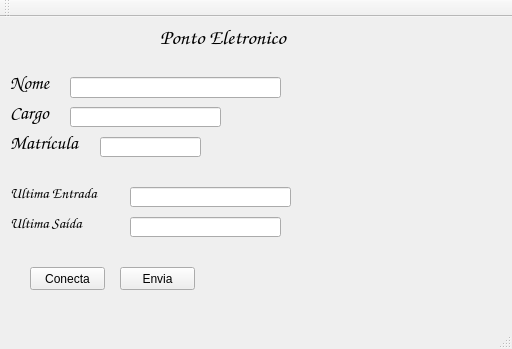
Before: the Qt Designer form Qt_T3/mainwindow.ui in RodrigoLorenzzonBasso/T3_Perifericos, drawn with Qt 5.
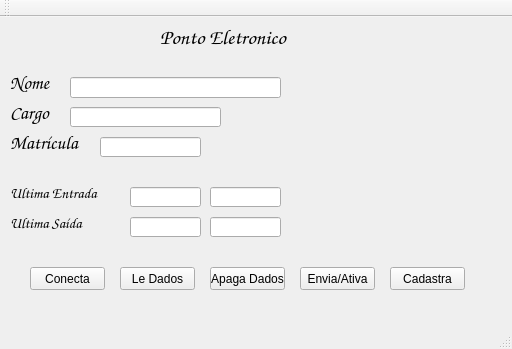
After: the same form once the commit is applied.

Diff of the .ui file:
```diff
--- a/Qt_T3/mainwindow.ui
+++ b/Qt_T3/mainwindow.ui
@@ -37,20 +37,7 @@
      </rect>
     </property>
    </widget>
-   <widget class="QPushButton" name="botaoEnvia">
-    <property name="geometry">
-     <rect>
-      <x>120</x>
-      <y>250</y>
-      <width>75</width>
-      <height>23</height>
-     </rect>
-    </property>
-    <property name="text">
-     <string>Envia</string>
-    </property>
-   </widget>
-   <widget class="QLineEdit" name="recebe">
+   <widget class="QLineEdit" name="cargo">
     <property name="geometry">
      <rect>
       <x>70</x>
@@ -206,7 +193,7 @@
      <rect>
       <x>130</x>
       <y>170</y>
-      <width>161</width>
+      <width>71</width>
       <height>20</height>
      </rect>
     </property>
@@ -216,11 +203,83 @@
      <rect>
       <x>130</x>
       <y>200</y>
-      <width>151</width>
+      <width>71</width>
       <height>20</height>
      </rect>
     </property>
    </widget>
+   <widget class="QLineEdit" name="data_entrada">
+    <property name="geometry">
+     <rect>
+      <x>210</x>
+      <y>170</y>
+      <width>71</width>
+      <height>20</height>
+     </rect>
+    </property>
+   </widget>
+   <widget class="QLineEdit" name="data_saida">
+    <property name="geometry">
+     <rect>
+      <x>210</x>
+      <y>200</y>
+      <width>71</width>
+      <height>20</height>
+     </rect>
+    </property>
+   </widget>
+   <widget class="QPushButton" name="botaoLeDados">
+    <property name="geometry">
+     <rect>
+      <x>120</x>
+      <y>250</y>
+      <width>75</width>
+      <height>23</height>
+     </rect>
+    </property>
+    <property name="text">
+     <string>Le Dados</string>
+    </property>
+   </widget>
+   <widget class="QPushButton" name="botaoApagaDados">
+    <property name="geometry">
+     <rect>
+      <x>210</x>
+      <y>250</y>
+      <width>75</width>
+      <height>23</height>
+     </rect>
+    </property>
+    <property name="text">
+     <string>Apaga Dados</string>
+    </property>
+   </widget>
+   <widget class="QPushButton" name="botaoAtiva">
+    <property name="geometry">
+     <rect>
+      <x>300</x>
+      <y>250</y>
+      <width>75</width>
+      <height>23</height>
+     </rect>
+    </property>
+    <property name="text">
+     <string>Envia/Ativa</string>
+    </property>
+   </widget>
+   <widget class="QPushButton" name="botaoCadastra">
+    <property name="geometry">
+     <rect>
+      <x>390</x>
+      <y>250</y>
+      <width>75</width>
+      <height>23</height>
+     </rect>
+    </property>
+    <property name="text">
+     <string>Cadastra</string>
+    </property>
+   </widget>
   </widget>
   <widget class="QMenuBar" name="menuBar">
    <property name="geometry">
```
Left out of the diff: 8 changed lines with no effect on the pictures.
